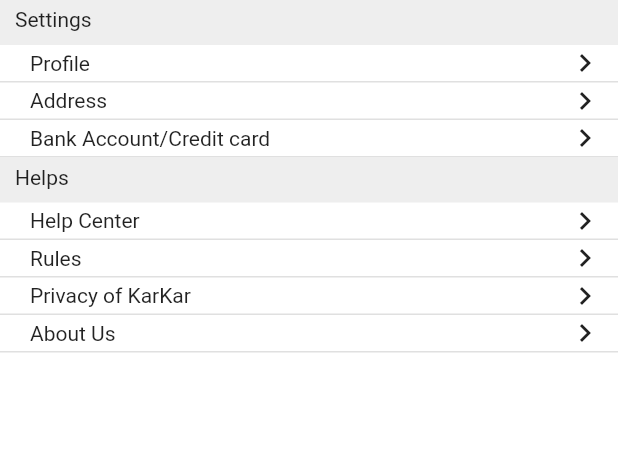
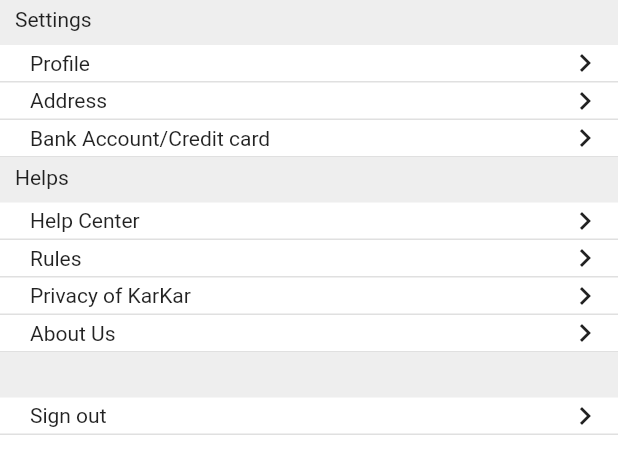
Before and after one commit to itsmebabysmiley/karkarapp, a Flutter app: the MoreScreen widget shown alone on an empty page, opened directly, on a phone screen of 412 x 824 dp. Shown: the top 474 px of the screen. Run offline on Flutter 3.47's test engine with Material 2 defaults, Android fonts, the phone set to English and light mode, and no system bars; our stand-ins replace cloud_firestore, firebase_auth, firebase_core, flutter_rating_bar; accounts and stored records are empty.

Commit message:
add sign out option

```diff
--- a/lib/screens/more/components/sections.dart
+++ b/lib/screens/more/components/sections.dart
@@ -26,8 +26,9 @@ class SectionNameWithBorderColor extends StatelessWidget {
 
 class SubSection extends StatelessWidget {
   final String title;
+  final VoidCallback onTap;
   const SubSection({
-    Key? key, required this.title,
+    Key? key, required this.title,required this.onTap
   }) : super(key: key);
 
   @override
@@ -35,11 +36,7 @@ class SubSection extends StatelessWidget {
     return Column(
       children: <Widget>[
         GestureDetector(
-          onTap: (){ScaffoldMessenger.of(context).showSnackBar(
-                          SnackBar(
-                            content: Text('This feature is under developing'),
-                          ),
-                        );},
+          onTap: onTap,
           child: Container(
             padding: const EdgeInsets.only(left: 20, right: 10),
             decoration:  BoxDecoration(
--- a/lib/screens/more/more.dart
+++ b/lib/screens/more/more.dart
@@ -1,5 +1,7 @@
+import 'package:firebase_auth/firebase_auth.dart';
 import 'package:flutter/material.dart';
 
+import '../welcome/welcome.dart';
 import 'components/sections.dart';
 
 class MoreScreen extends StatefulWidget {
@@ -10,22 +12,72 @@ class MoreScreen extends StatefulWidget {
 }
 
 class _MoreScreenState extends State<MoreScreen> {
+  _futureUsed() {
+    ScaffoldMessenger.of(context).showSnackBar(
+      const SnackBar(
+        content:
+            Text('Sorry .·´¯`(>▂<)´¯`·.  Facebook login is under developing'),
+      ),
+    );
+  }
+
+  Future<void> _signOut() async {
+    await FirebaseAuth.instance.signOut();
+  }
+
   @override
   Widget build(BuildContext context) {
     Size size = MediaQuery.of(context).size;
     return SingleChildScrollView(
       scrollDirection: Axis.vertical,
       child: Column(
-        children: const <Widget>[
-          SectionNameWithBorderColor(title: 'Settings',),
-          SubSection(title: 'Profile',),
-          SubSection(title: 'Address',),
-          SubSection(title: 'Bank Account/Credit card',),
-          SectionNameWithBorderColor(title: 'Helps',),
-          SubSection(title: 'Help Center',),
-          SubSection(title: 'Rules',),
-          SubSection(title: 'Privacy of KarKar',),
-          SubSection(title: 'About Us',),
+        children: <Widget>[
+          const SectionNameWithBorderColor(
+            title: 'Settings',
+          ),
+          SubSection(title: 'Profile', onTap: _futureUsed),
+          SubSection(
+            title: 'Address',
+            onTap: _futureUsed,
+          ),
+          SubSection(
+            title: 'Bank Account/Credit card',
+            onTap: _futureUsed,
+          ),
+          const SectionNameWithBorderColor(
+            title: 'Helps',
+          ),
+          SubSection(
+            title: 'Help Center',
+            onTap: _futureUsed,
+          ),
+          SubSection(
+            title: 'Rules',
+            onTap: _futureUsed,
+          ),
+          SubSection(
+            title: 'Privacy of KarKar',
+            onTap: _futureUsed,
+          ),
+          SubSection(
+            title: 'About Us',
+            onTap: _futureUsed,
+          ),
+          const SectionNameWithBorderColor(
+            title: ' ',
+          ),
+          SubSection(
+            title: 'Sign out',
+            onTap: () {
+              _signOut();
+              Navigator.push(
+                context,
+                MaterialPageRoute(
+                  builder: (context) => WelcomePage(),
+                ),
+              );
+            },
+          ),
         ],
       ),
     );
```
